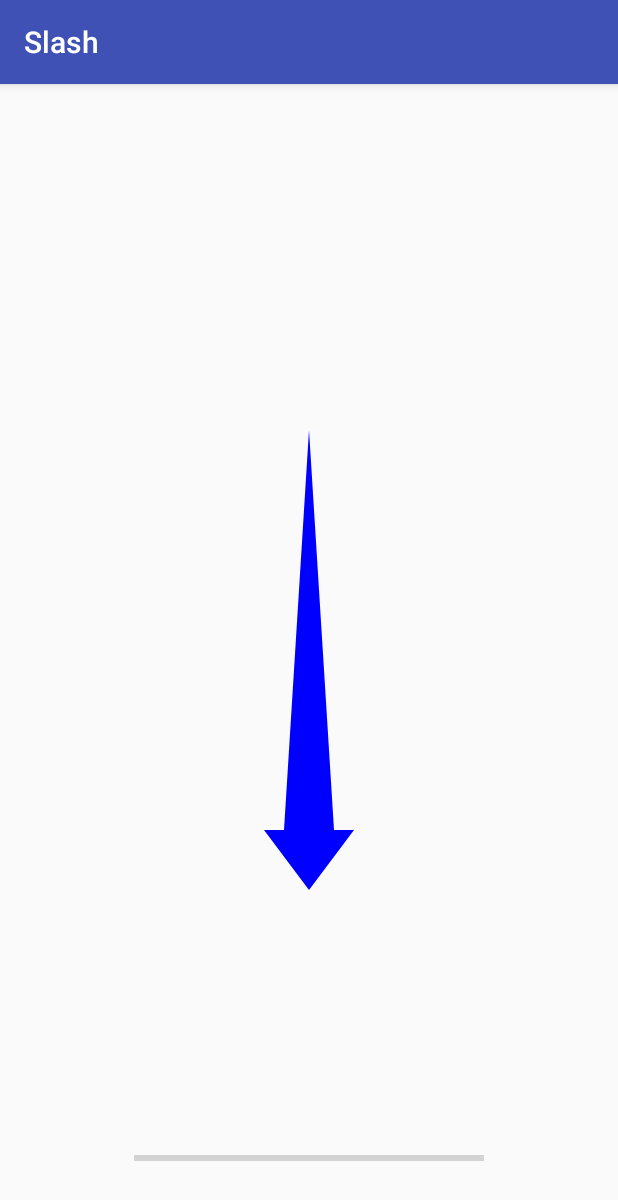
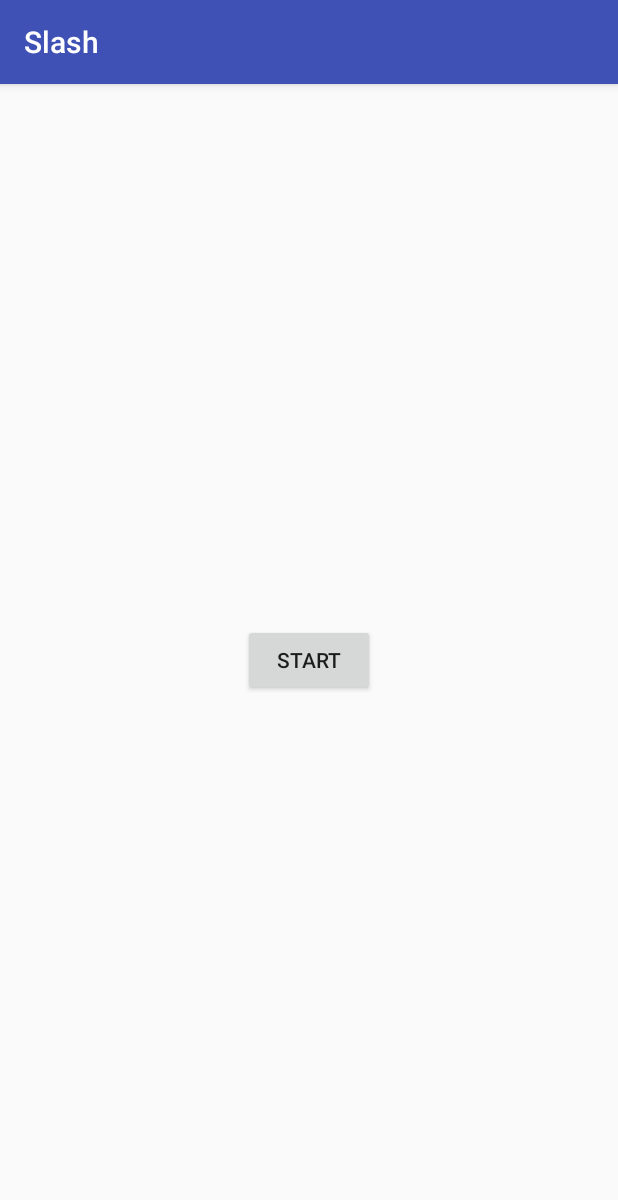
Before and after one commit to jballen73/Slash, an Android app: the GameActivity screen opened directly, with no data from a screen before it, on a phone screen of 412 x 824 dp. Shown: the top 1200 px of the screen. Run offline under Robolectric (Android 15) with nearby library versions, the phone set to English and light mode, and no system bars; 2 statements that could not run were skipped.

Commit message:
Game now functions in a base state, progress bar counts down time remaining, you gain more time by swiping in the same direction as the arrow and lose time if you swipe in a different direction.  The game stops when the time runs out.

```diff
--- a/app/src/main/res/layout/activity_game.xml
+++ b/app/src/main/res/layout/activity_game.xml
@@ -14,6 +14,7 @@
         android:layout_marginEnd="8dp"
         android:layout_marginStart="8dp"
         android:layout_marginTop="8dp"
+        android:visibility="invisible"
         app:layout_constraintBottom_toBottomOf="parent"
         app:layout_constraintEnd_toEndOf="parent"
         app:layout_constraintStart_toStartOf="parent"
@@ -33,5 +34,20 @@
         app:layout_constraintHorizontal_bias="0.498"
         app:layout_constraintStart_toStartOf="@+id/gameArrow"
         app:layout_constraintTop_toTopOf="@+id/gameArrow"
-        app:layout_constraintVertical_bias="0.959" />
+        app:layout_constraintVertical_bias="0.959"
+        tools:visibility="gone" />
+
+    <Button
+        android:id="@+id/gameStartButton"
+        android:layout_width="wrap_content"
+        android:layout_height="wrap_content"
+        android:layout_marginBottom="8dp"
+        android:layout_marginEnd="8dp"
+        android:layout_marginStart="8dp"
+        android:layout_marginTop="8dp"
+        android:text="@string/game_start"
+        app:layout_constraintBottom_toBottomOf="@+id/gameArrow"
+        app:layout_constraintEnd_toEndOf="parent"
+        app:layout_constraintStart_toStartOf="parent"
+        app:layout_constraintTop_toTopOf="parent" />
 </android.support.constraint.ConstraintLayout>
--- a/app/src/main/res/values/strings.xml
+++ b/app/src/main/res/values/strings.xml
@@ -10,4 +10,5 @@
     <string name="direction_down_right">Down right</string>
     <string name="direction_down">Down</string>
     <string name="direction_none">None</string>
+    <string name="game_start">Start</string>
 </resources>
```
Also changed, not shown: app/src/main/java/projects/jballen/slash/Constants.java (+4 -4 lines), app/src/main/java/projects/jballen/slash/GameActivity.java (+19 -10 lines), app/src/main/java/projects/jballen/slash/GameService.java (+27 -0 lines).
